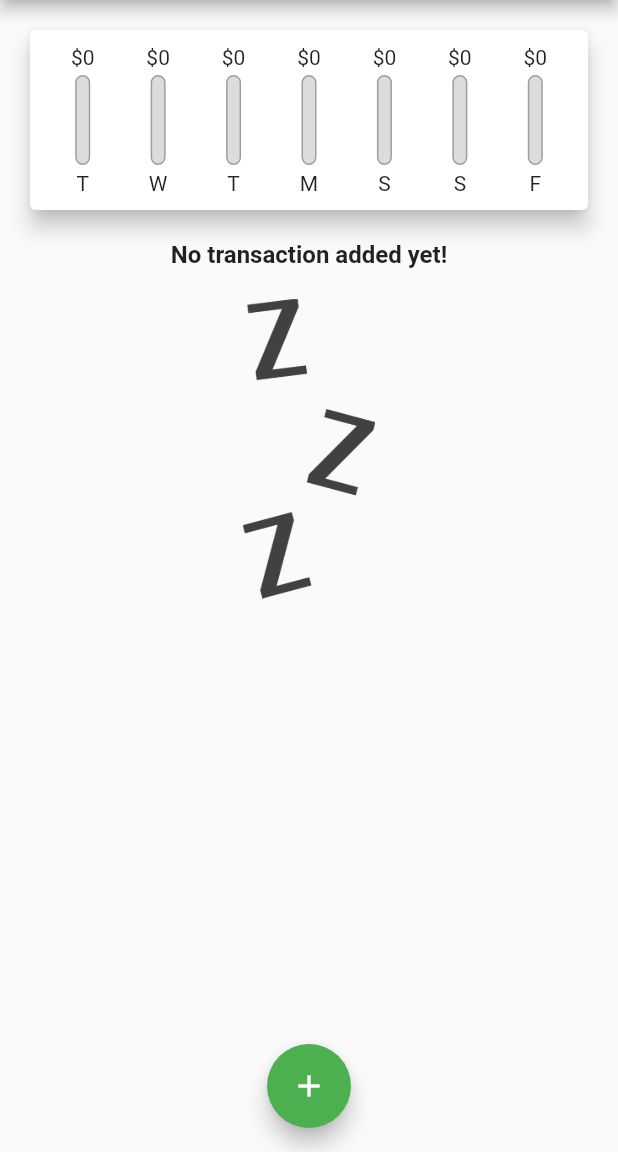
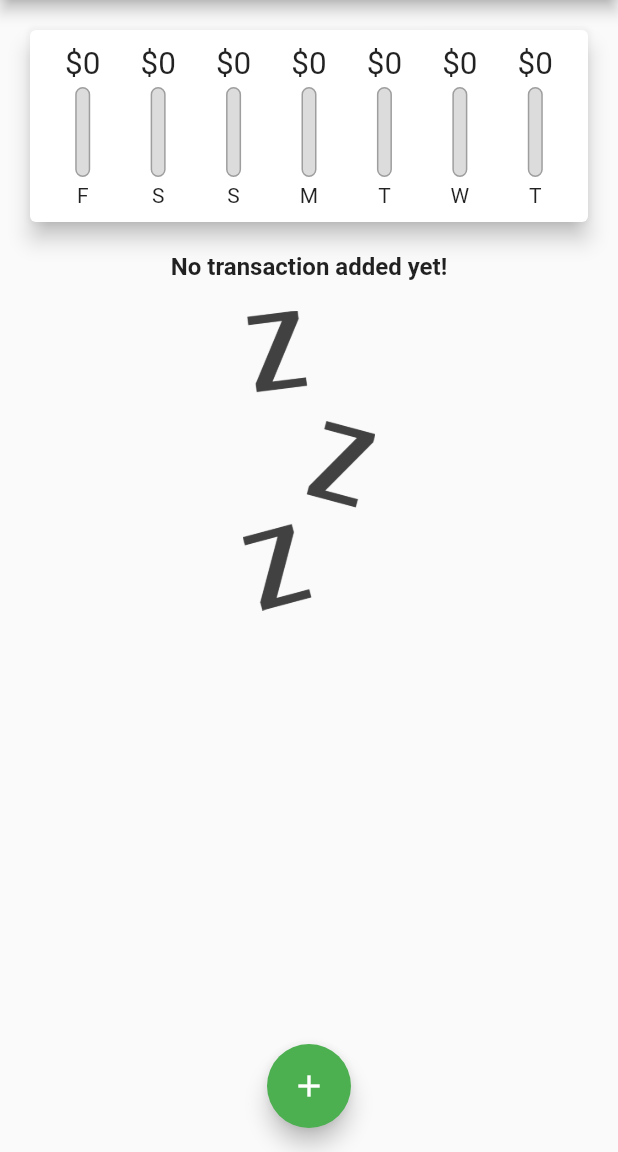
Before and after one commit to rajeshmadasu/ExpenseManagerFlutterApp, a Flutter app: the screen it shows after launch, on a phone screen of 412 x 824 dp, the part 84-1236 px from its top. Run offline on Flutter 3.47's test engine with Material 2 defaults, Android fonts, the phone set to English and light mode, and no system bars; Roboto replaces fonts that are missing (OpenSans, Quicksand).

```diff
--- a/lib/widgets/chart.dart
+++ b/lib/widgets/chart.dart
@@ -23,7 +23,7 @@ class Chart extends StatelessWidget {
         'day': DateFormat.E().format(weekDay).substring(0, 1),
         'amount': totalsum
       };
-    });
+    }).reversed.toList();
   }
 
   double get totalSpending {
--- a/lib/widgets/chart_bar.dart
+++ b/lib/widgets/chart_bar.dart
@@ -15,11 +15,14 @@ class ChartBar extends StatelessWidget {
   Widget build(BuildContext context) {
     return Column(
       children: [
-        FittedBox(
-            child: Text(
-          '\$${spendingAmount.toStringAsFixed(0)}',
-          style: const TextStyle(fontSize: 14),
-        )),
+        Container(
+          height: 24,
+          child: FittedBox(
+              child: Text(
+            '\$${spendingAmount.toStringAsFixed(0)}',
+            style: const TextStyle(fontSize: 14),
+          )),
+        ),
         const SizedBox(
           height: 4,
         ),
```
